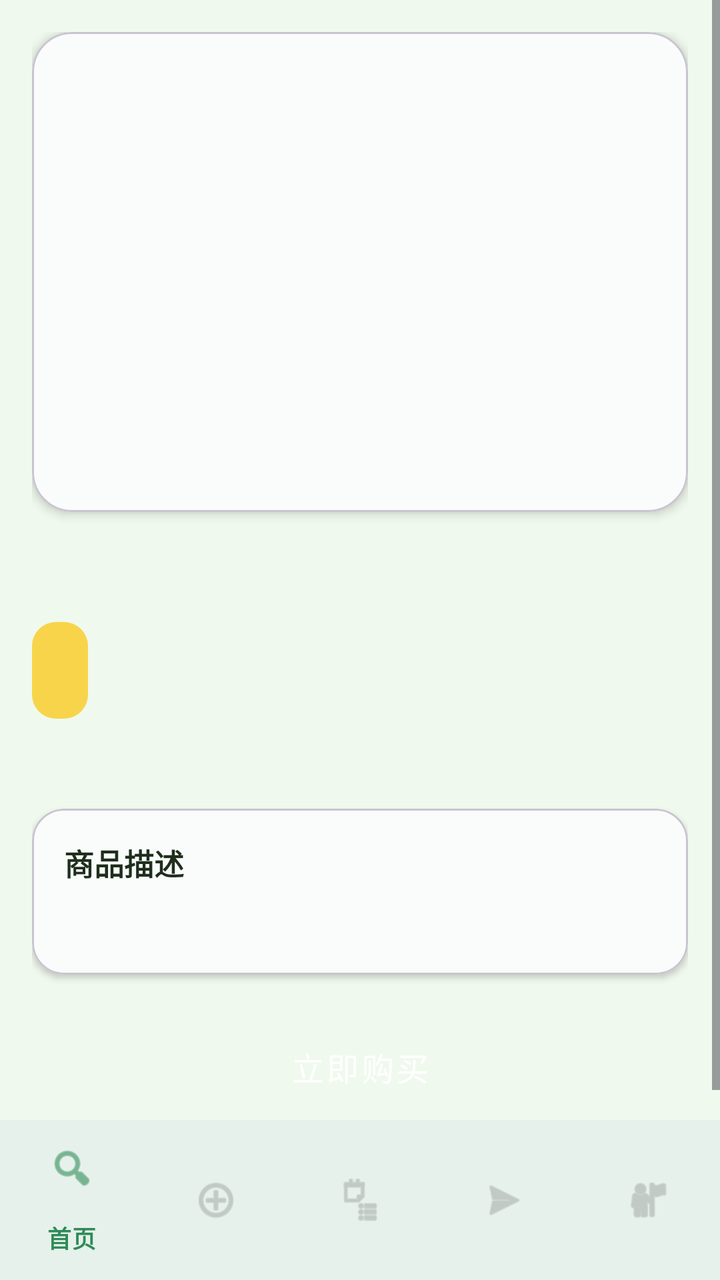
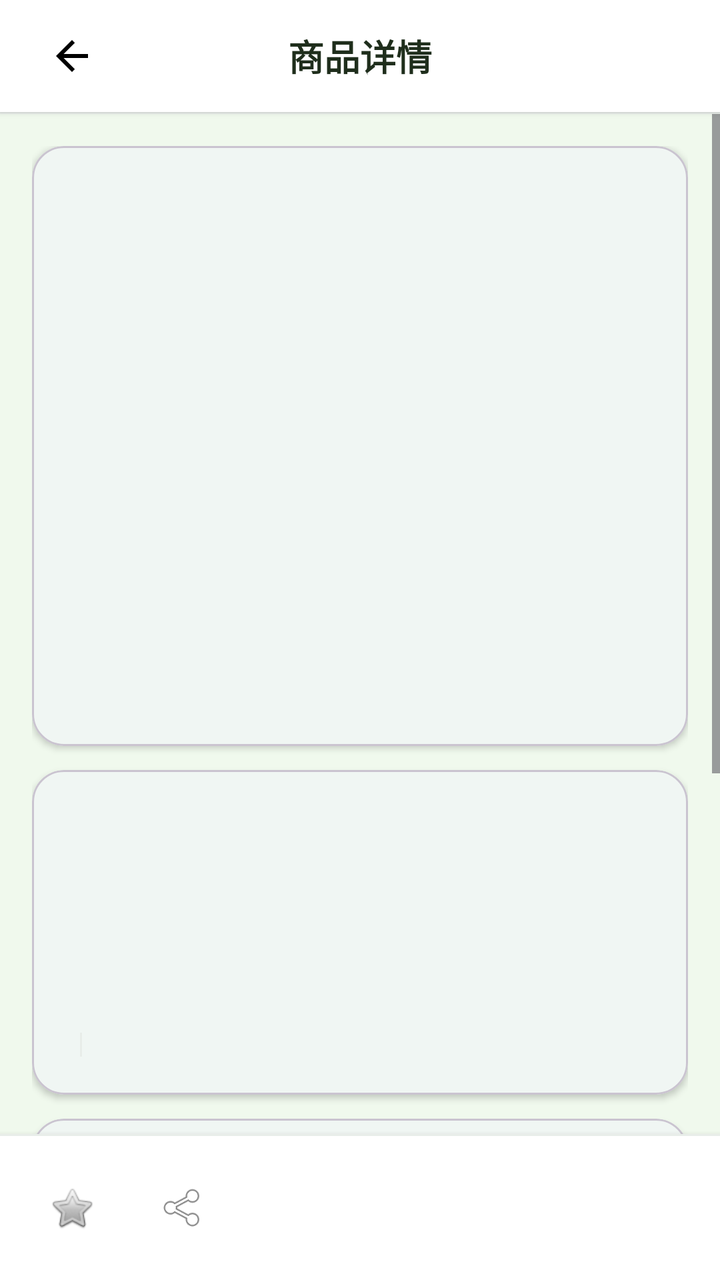

An Android layout rendered at two revisions. The XML below is the earlier revision; the diff shows what the commit changed to produce the second picture.
<!-- AndroidManifest.xml: application theme Theme.EtradeAndroid -->
<!-- res/layout/activity_product_detail.xml -->
<?xml version="1.0" encoding="utf-8"?>
<LinearLayout xmlns:android="http://schemas.android.com/apk/res/android"
    xmlns:app="http://schemas.android.com/apk/res-auto"
    android:layout_width="match_parent"
    android:layout_height="match_parent"
    android:orientation="vertical">

    
    <ScrollView
        android:layout_width="match_parent"
        android:layout_height="0dp"
        android:layout_weight="1"
        android:background="@color/background_light">

        <LinearLayout
            android:layout_width="match_parent"
            android:layout_height="wrap_content"
            android:orientation="vertical"
            android:padding="16dp">

            
            <com.google.android.material.card.MaterialCardView
                android:layout_width="match_parent"
                android:layout_height="wrap_content"
                app:cardCornerRadius="20dp"
                app:cardElevation="3dp"
                app:cardBackgroundColor="@color/background_card">

                <ImageView
                    android:id="@+id/iv_image"
                    android:layout_width="match_parent"
                    android:layout_height="240dp"
                    android:scaleType="centerCrop" />
            </com.google.android.material.card.MaterialCardView>

            
            <TextView
                android:id="@+id/tv_name"
                android:layout_width="match_parent"
                android:layout_height="wrap_content"
                android:layout_marginTop="16dp"
                android:textSize="20sp"
                android:textStyle="bold"
                android:textColor="@color/text_primary"
                android:lineSpacingMultiplier="1.4" />

            
            <LinearLayout
                android:layout_width="match_parent"
                android:layout_height="wrap_content"
                android:orientation="horizontal"
                android:layout_marginTop="12dp"
                android:gravity="center_vertical">

                
                <TextView
                    android:id="@+id/tv_price"
                    android:layout_width="wrap_content"
                    android:layout_height="wrap_content"
                    android:textSize="24sp"
                    android:textColor="@color/accent_yellow_dark"
                    android:textStyle="bold"
                    android:paddingStart="14dp"
                    android:paddingEnd="14dp"
                    android:paddingTop="8dp"
                    android:paddingBottom="8dp"
                    android:background="@drawable/bg_price_tag" />

                
                <TextView
                    android:id="@+id/tv_stock"
                    android:layout_width="0dp"
                    android:layout_height="wrap_content"
                    android:layout_weight="1"
                    android:layout_marginStart="12dp"
                    android:textColor="@color/text_secondary"
                    android:textSize="14sp" />
            </LinearLayout>

            
            <LinearLayout
                android:layout_width="match_parent"
                android:layout_height="wrap_content"
                android:orientation="horizontal"
                android:layout_marginTop="10dp">

                <TextView
                    android:id="@+id/tv_view_count"
                    android:layout_width="0dp"
                    android:layout_height="wrap_content"
                    android:layout_weight="1"
                    android:textSize="13sp"
                    android:textColor="@color/text_hint" />

                <TextView
                    android:id="@+id/tv_seller"
                    android:layout_width="wrap_content"
                    android:layout_height="wrap_content"
                    android:textColor="@color/text_secondary"
                    android:textSize="14sp" />
            </LinearLayout>

            
            <com.google.android.material.card.MaterialCardView
                android:layout_width="match_parent"
                android:layout_height="wrap_content"
                android:layout_marginTop="16dp"
                app:cardCornerRadius="16dp"
                app:cardElevation="2dp"
                app:cardBackgroundColor="@color/background_card">

                <LinearLayout
                    android:layout_width="match_parent"
                    android:layout_height="wrap_content"
                    android:orientation="vertical"
                    android:padding="16dp">

                    <TextView
                        android:layout_width="match_parent"
                        android:layout_height="wrap_content"
                        android:text="商品描述"
                        android:textSize="15sp"
                        android:textStyle="bold"
                        android:textColor="@color/text_primary"
                        android:layout_marginBottom="10dp" />

                    <TextView
                        android:id="@+id/tv_description"
                        android:layout_width="match_parent"
                        android:layout_height="wrap_content"
                        android:textColor="@color/text_secondary"
                        android:textSize="14sp"
                        android:lineSpacingMultiplier="1.6" />
                </LinearLayout>
            </com.google.android.material.card.MaterialCardView>

            
            <Button
                android:id="@+id/btn_buy"
                style="@style/PrimaryButton"
                android:layout_width="match_parent"
                android:layout_height="52dp"
                android:layout_marginTop="20dp"
                android:text="立即购买"
                android:textSize="16sp" />
        </LinearLayout>
    </ScrollView>

    
    <include layout="@layout/include_bottom_nav" />

</LinearLayout>
<!-- res/layout/include_bottom_nav.xml (included above) -->
<?xml version="1.0" encoding="utf-8"?>
<com.google.android.material.bottomnavigation.BottomNavigationView
    xmlns:android="http://schemas.android.com/apk/res/android"
    xmlns:app="http://schemas.android.com/apk/res-auto"
    android:id="@+id/bottom_navigation"
    android:layout_width="match_parent"
    android:layout_height="wrap_content"
    android:background="@color/background_white"
    android:elevation="8dp"
    app:itemIconTint="@color/nav_item_color"
    app:itemTextColor="@color/nav_item_color"
    app:menu="@menu/bottom_nav_menu" />
<!-- resources referenced by this layout -->
<resources>
  <color name="accent_yellow_dark">#E5C23A</color>
  <color name="background_card">#FAFCFB</color>
  <color name="background_light">#F0F9ED</color>
  <color name="background_white">#FFFFFF</color>
  <color name="text_hint">#A8B0AB</color>
  <color name="text_primary">#1F2E1C</color>
  <color name="text_secondary">#5A6660</color>
  <!-- drawable bg_price_tag (drawable) -->
  <?xml version="1.0" encoding="utf-8"?>
  <shape xmlns:android="http://schemas.android.com/apk/res/android">
      
      <solid android:color="@color/accent_yellow" />
      
      <corners android:radius="12dp" />
  </shape>
  <style name="PrimaryButton" parent="Widget.MaterialComponents.Button">
          <item name="android:layout_width">match_parent</item>
          <item name="android:layout_height">wrap_content</item>
          <item name="android:minHeight">48dp</item>
          <item name="android:paddingTop">@dimen/btn_padding_vertical</item>
          <item name="android:paddingBottom">@dimen/btn_padding_vertical</item>
          <item name="android:paddingStart">@dimen/btn_padding_horizontal</item>
          <item name="android:paddingEnd">@dimen/btn_padding_horizontal</item>
          <item name="cornerRadius">@dimen/radius_full</item>
          <item name="backgroundTint">@color/primary_green</item>
          <item name="android:textColor">@color/white</item>
          <item name="android:textSize">@dimen/text_size_body</item>
          <item name="android:textAllCaps">false</item>
      </style>
  <style name="Theme.EtradeAndroid" parent="Base.Theme.EtradeAndroid" />
  <color name="accent_yellow">#F7D44A</color>
  <dimen name="btn_padding_vertical">12dp</dimen>
  <dimen name="btn_padding_horizontal">24dp</dimen>
  <dimen name="radius_full">24dp</dimen>
  <color name="primary_green">#2E8B57</color>
  <color name="white">#FFFFFFFF</color>
  <dimen name="text_size_body">14sp</dimen>
  <color name="primary_green_dark">#267347</color>
  <style name="ShapeAppearance.Etrade.Small" parent="ShapeAppearance.Material3.SmallComponent">
          <item name="cornerFamily">rounded</item>
          <item name="cornerSize">12dp</item>
      </style>
  <style name="ShapeAppearance.Etrade.Medium" parent="ShapeAppearance.Material3.MediumComponent">
          <item name="cornerFamily">rounded</item>
          <item name="cornerSize">16dp</item>
      </style>
  <style name="ShapeAppearance.Etrade.Large" parent="ShapeAppearance.Material3.LargeComponent">
          <item name="cornerFamily">rounded</item>
          <item name="cornerSize">20dp</item>
      </style>
  <!-- unchanged entries left out for length: 1 -->
</resources>

<!-- the commit's change to res/layout/activity_product_detail.xml (unified diff, before → after) -->
@@ -3,14 +3,54 @@
     xmlns:app="http://schemas.android.com/apk/res-auto"
     android:layout_width="match_parent"
     android:layout_height="match_parent"
-    android:orientation="vertical">
+    android:orientation="vertical"
+    android:background="@color/background_light">
+
+    
+    <LinearLayout
+        android:layout_width="match_parent"
+        android:layout_height="56dp"
+        android:background="@color/background_white"
+        android:gravity="center_vertical"
+        android:paddingHorizontal="16dp"
+        android:elevation="2dp">
+
+        <ImageView
+            android:id="@+id/iv_back"
+            android:layout_width="40dp"
+            android:layout_height="40dp"
+            android:src="@drawable/ic_back"
+            android:contentDescription="返回"
+            android:padding="8dp"
+            android:background="?attr/selectableItemBackgroundBorderless" />
+
+        <TextView
+            android:layout_width="0dp"
+            android:layout_height="wrap_content"
+            android:layout_weight="1"
+            android:text="商品详情"
+            android:textSize="18sp"
+            android:textStyle="bold"
+            android:textColor="@color/text_primary"
+            android:gravity="center" />
+
+        <View
+            android:layout_width="40dp"
+            android:layout_height="40dp" />
+    </LinearLayout>
+
+    
+    <View
+        android:layout_width="match_parent"
+        android:layout_height="1dp"
+        android:background="@color/divider" />
 
     
     <ScrollView
         android:layout_width="match_parent"
         android:layout_height="0dp"
         android:layout_weight="1"
-        android:background="@color/background_light">
+        android:fillViewport="true">
 
         <LinearLayout
             android:layout_width="match_parent"
@@ -22,92 +62,40 @@
             <com.google.android.material.card.MaterialCardView
                 android:layout_width="match_parent"
                 android:layout_height="wrap_content"
-                app:cardCornerRadius="20dp"
-                app:cardElevation="3dp"
-                app:cardBackgroundColor="@color/background_card">
-
-                <ImageView
-                    android:id="@+id/iv_image"
-                    android:layout_width="match_parent"
-                    android:layout_height="240dp"
-                    android:scaleType="centerCrop" />
-            </com.google.android.material.card.MaterialCardView>
-
-            
-            <TextView
-                android:id="@+id/tv_name"
-                android:layout_width="match_parent"
-                android:layout_height="wrap_content"
-                android:layout_marginTop="16dp"
-                android:textSize="20sp"
-                android:textStyle="bold"
-                android:textColor="@color/text_primary"
-                android:lineSpacingMultiplier="1.4" />
-
-            
-            <LinearLayout
-                android:layout_width="match_parent"
-                android:layout_height="wrap_content"
-                android:orientation="horizontal"
-                android:layout_marginTop="12dp"
-                android:gravity="center_vertical">
-
-                
-                <TextView
-                    android:id="@+id/tv_price"
-                    android:layout_width="wrap_content"
-                    android:layout_height="wrap_content"
-                    android:textSize="24sp"
-                    android:textColor="@color/accent_yellow_dark"
-                    android:textStyle="bold"
-                    android:paddingStart="14dp"
-                    android:paddingEnd="14dp"
-                    android:paddingTop="8dp"
-                    android:paddingBottom="8dp"
-                    android:background="@drawable/bg_price_tag" />
-
-                
-                <TextView
-                    android:id="@+id/tv_stock"
-                    android:layout_width="0dp"
-                    android:layout_height="wrap_content"
-                    android:layout_weight="1"
-                    android:layout_marginStart="12dp"
-                    android:textColor="@color/text_secondary"
-                    android:textSize="14sp" />
-            </LinearLayout>
-
-            
-            <LinearLayout
-                android:layout_width="match_parent"
-                android:layout_height="wrap_content"
-                android:orientation="horizontal"
-                android:layout_marginTop="10dp">
-
-                <TextView
-                    android:id="@+id/tv_view_count"
-                    android:layout_width="0dp"
-                    android:layout_height="wrap_content"
-                    android:layout_weight="1"
-                    android:textSize="13sp"
-                    android:textColor="@color/text_hint" />
-
-                <TextView
-                    android:id="@+id/tv_seller"
-                    android:layout_width="wrap_content"
-                    android:layout_height="wrap_content"
-                    android:textColor="@color/text_secondary"
-                    android:textSize="14sp" />
-            </LinearLayout>
-
-            
-            <com.google.android.material.card.MaterialCardView
-                android:layout_width="match_parent"
-                android:layout_height="wrap_content"
-                android:layout_marginTop="16dp"
+                android:layout_marginBottom="12dp"
                 app:cardCornerRadius="16dp"
                 app:cardElevation="2dp"
-                app:cardBackgroundColor="@color/background_card">
+                app:cardBackgroundColor="@color/background_white">
+
+                <FrameLayout
+                    android:layout_width="match_parent"
+                    android:layout_height="wrap_content">
+
+                    <androidx.viewpager2.widget.ViewPager2
+                        android:id="@+id/view_pager_images"
+                        android:layout_width="match_parent"
+                        android:layout_height="300dp" />
+
+                    
+                    <LinearLayout
+                        android:id="@+id/ll_page_indicator"
+                        android:layout_width="wrap_content"
+                        android:layout_height="wrap_content"
+                        android:layout_gravity="bottom|center_horizontal"
+                        android:orientation="horizontal"
+                        android:padding="8dp"
+                        android:gravity="center" />
+                </FrameLayout>
+            </com.google.android.material.card.MaterialCardView>
+
+            
+            <com.google.android.material.card.MaterialCardView
+                android:layout_width="match_parent"
+                android:layout_height="wrap_content"
+                android:layout_marginBottom="12dp"
+                app:cardCornerRadius="16dp"
+                app:cardElevation="2dp"
+                app:cardBackgroundColor="@color/background_white">
 
                 <LinearLayout
                     android:layout_width="match_parent"
@@ -115,51 +103,263 @@
                     android:orientation="vertical"
                     android:padding="16dp">
 
+                    
+                    <LinearLayout
+                        android:layout_width="match_parent"
+                        android:layout_height="wrap_content"
+                        android:orientation="horizontal"
+                        android:gravity="center_vertical">
+
+                        <TextView
+                            android:id="@+id/tv_price"
+                            android:layout_width="wrap_content"
+                            android:layout_height="wrap_content"
+                            android:textSize="28sp"
+                            android:textColor="@color/accent_yellow_dark"
+                            android:textStyle="bold" />
+
+                        <TextView
+                            android:id="@+id/tv_bargain_tag"
+                            android:layout_width="wrap_content"
+                            android:layout_height="wrap_content"
+                            android:text="可议价"
+                            android:textSize="12sp"
+                            android:textColor="@color/primary_green"
+                            android:background="@drawable/bg_pill_button"
+                            android:paddingStart="8dp"
+                            android:paddingEnd="8dp"
+                            android:paddingTop="4dp"
+                            android:paddingBottom="4dp"
+                            android:layout_marginStart="8dp"
+                            android:visibility="gone" />
+                    </LinearLayout>
+
+                    
                     <TextView
-                        android:layout_width="match_parent"
-                        android:layout_height="wrap_content"
-                        android:text="商品描述"
-                        android:textSize="15sp"
+                        android:id="@+id/tv_name"
+                        android:layout_width="match_parent"
+                        android:layout_height="wrap_content"
+                        android:layout_marginTop="12dp"
+                        android:textSize="18sp"
                         android:textStyle="bold"
                         android:textColor="@color/text_primary"
-                        android:layout_marginBottom="10dp" />
+                        android:lineSpacingMultiplier="1.4" />
+
+                    
+                    <TextView
+                        android:id="@+id/tv_stock"
+                        android:layout_width="wrap_content"
+                        android:layout_height="wrap_content"
+                        android:layout_marginTop="8dp"
+                        android:textSize="14sp"
+                        android:textColor="@color/text_secondary" />
+
+                    
+                    <LinearLayout
+                        android:id="@+id/ll_tags"
+                        android:layout_width="match_parent"
+                        android:layout_height="wrap_content"
+                        android:layout_marginTop="12dp"
+                        android:orientation="horizontal"
+                        android:gravity="start"
+                        android:visibility="gone" />
+
+                    
+                    <LinearLayout
+                        android:layout_width="match_parent"
+                        android:layout_height="wrap_content"
+                        android:layout_marginTop="12dp"
+                        android:orientation="horizontal">
+
+                        <TextView
+                            android:id="@+id/tv_view_count"
+                            android:layout_width="wrap_content"
+                            android:layout_height="wrap_content"
+                            android:textSize="13sp"
+                            android:textColor="@color/text_hint" />
+
+                        <View
+                            android:layout_width="1dp"
+                            android:layout_height="12dp"
+                            android:background="@color/divider"
+                            android:layout_marginStart="8dp"
+                            android:layout_marginEnd="8dp"
+                            android:layout_gravity="center_vertical" />
+
+                        <TextView
+                            android:id="@+id/tv_publish_time"
+                            android:layout_width="wrap_content"
+                            android:layout_height="wrap_content"
+                            android:textSize="13sp"
+                            android:textColor="@color/text_hint" />
+                    </LinearLayout>
+                </LinearLayout>
+            </com.google.android.material.card.MaterialCardView>
+
+            
+            <com.google.android.material.card.MaterialCardView
+                android:layout_width="match_parent"
+                android:layout_height="wrap_content"
+                android:layout_marginBottom="12dp"
+                app:cardCornerRadius="16dp"
+                app:cardElevation="2dp"
+                app:cardBackgroundColor="@color/background_white">
+
+                <LinearLayout
+                    android:layout_width="match_parent"
+                    android:layout_height="wrap_content"
+                    android:orientation="horizontal"
+                    android:padding="16dp"
+                    android:gravity="center_vertical">
+
+                    
+                    <LinearLayout
+                        android:layout_width="0dp"
+                        android:layout_height="wrap_content"
+                        android:layout_weight="1"
+                        android:orientation="horizontal"
+                        android:gravity="center_vertical">
+
+                        <ImageView
+                            android:id="@+id/iv_seller_avatar"
+                            android:layout_width="48dp"
+                            android:layout_height="48dp"
+                            android:scaleType="centerCrop"
+                            android:background="@drawable/bg_card" />
+
+                        <LinearLayout
+                            android:layout_width="wrap_content"
+                            android:layout_height="wrap_content"
+                            android:orientation="vertical"
+                            android:layout_marginStart="12dp">
+
+                            <TextView
+                                android:id="@+id/tv_seller_name"
+                                android:layout_width="wrap_content"
+                                android:layout_height="wrap_content"
+                                android:textSize="16sp"
+                                android:textStyle="bold"
+                                android:textColor="@color/text_primary" />
+
+                            <TextView
+                                android:id="@+id/tv_seller_credit"
+                                android:layout_width="wrap_content"
+                                android:layout_height="wrap_content"
+                                android:layout_marginTop="4dp"
+                                android:textSize="12sp"
+                                android:textColor="@color/text_secondary" />
+                        </LinearLayout>
+                    </LinearLayout>
+
+                    
+                    <Button
+                        android:id="@+id/btn_chat"
+                        style="@style/PrimaryButton"
+                        android:layout_width="wrap_content"
+                        android:layout_height="wrap_content"
+                        android:text="聊一聊"
+                        android:paddingStart="16dp"
+                        android:paddingEnd="16dp" />
+                </LinearLayout>
+            </com.google.android.material.card.MaterialCardView>
+
+            
+            <com.google.android.material.card.MaterialCardView
+                android:layout_width="match_parent"
+                android:layout_height="wrap_content"
+                android:layout_marginBottom="12dp"
+                app:cardCornerRadius="16dp"
+                app:cardElevation="2dp"
+                app:cardBackgroundColor="@color/background_white">
+
+                <LinearLayout
+                    android:layout_width="match_parent"
+                    android:layout_height="wrap_content"
+                    android:orientation="vertical"
+                    android:padding="16dp">
+
+                    <TextView
+                        android:layout_width="match_parent"
+                        android:layout_height="wrap_content"
+                        android:text="商品描述"
+                        android:textSize="16sp"
+                        android:textStyle="bold"
+                        android:textColor="@color/text_primary"
+                        android:layout_marginBottom="12dp" />
 
                     <TextView
                         android:id="@+id/tv_description"
                         android:layout_width="match_parent"
                         android:layout_height="wrap_content"
+                        android:textSize="14sp"
                         android:textColor="@color/text_secondary"
-                        android:textSize="14sp"
                         android:lineSpacingMultiplier="1.6" />
                 </LinearLayout>
             </com.google.android.material.card.MaterialCardView>
 
             
+            <View
+                android:layout_width="match_parent"
+                android:layout_height="80dp" />
+        </LinearLayout>
+    </ScrollView>
+
+    
+    <LinearLayout
+        android:layout_width="match_parent"
+        android:layout_height="wrap_content"
+        android:orientation="vertical"
+        android:background="@color/background_white"
+        android:elevation="4dp">
+
+        <View
+            android:layout_width="match_parent"
+            android:layout_height="1dp"
+            android:background="@color/divider" />
+
+        <LinearLayout
+            android:layout_width="match_parent"
+            android:layout_height="wrap_content"
+            android:orientation="horizontal"
+            android:padding="12dp"
+            android:gravity="center_vertical">
+
+            
+            <LinearLayout
+                android:layout_width="wrap_content"
+                android:layout_height="wrap_content"
+                android:orientation="horizontal">
+
+                <ImageView
+                    android:id="@+id/iv_favorite"
+                    android:layout_width="48dp"
+                    android:layout_height="48dp"
+                    android:src="@android:drawable/btn_star_big_off"
+                    android:padding="12dp"
+                    android:background="?attr/selectableItemBackgroundBorderless"
+                    android:contentDescription="收藏" />
+
+                <ImageView
+                    android:id="@+id/iv_share"
+                    android:layout_width="48dp"
+                    android:layout_height="48dp"
+                    android:src="@android:drawable/ic_menu_share"
+                    android:padding="12dp"
+                    android:layout_marginStart="8dp"
+                    android:background="?attr/selectableItemBackgroundBorderless"
+                    android:contentDescription="分享" />
+            </LinearLayout>
+
+            
             <Button
                 android:id="@+id/btn_buy"
                 style="@style/PrimaryButton"
-                android:layout_width="match_parent"
-                android:layout_height="52dp"
-                android:layout_marginTop="20dp"
-                android:text="立即购买"
-                android:textSize="16sp" />
+                android:layout_width="0dp"
+                android:layout_height="wrap_content"
+                android:layout_weight="1"
+                android:layout_marginStart="12dp"
+                android:text="立即购买" />
         </LinearLayout>
-    </ScrollView>
-
-    
-    <include layout="@layout/include_bottom_nav" />
+    </LinearLayout>
 
 </LinearLayout>
-<!-- res/layout/include_bottom_nav.xml (included above) -->
-<?xml version="1.0" encoding="utf-8"?>
-<com.google.android.material.bottomnavigation.BottomNavigationView
-    xmlns:android="http://schemas.android.com/apk/res/android"
-    xmlns:app="http://schemas.android.com/apk/res-auto"
-    android:id="@+id/bottom_navigation"
-    android:layout_width="match_parent"
-    android:layout_height="wrap_content"
-    android:background="@color/background_white"
-    android:elevation="8dp"
-    app:itemIconTint="@color/nav_item_color"
-    app:itemTextColor="@color/nav_item_color"
-    app:menu="@menu/bottom_nav_menu" />
<!-- resource entries referenced after the edit -->
@@ -2,19 +2,43 @@
 <resources>
   <color name="accent_yellow_dark">#E5C23A</color>
   <color name="background_card">#FAFCFB</color>
+  <color name="gray_100">#F0F2F1</color>
   <color name="background_light">#F0F9ED</color>
   <color name="background_white">#FFFFFF</color>
+  <color name="divider">#E8EDE9</color>
   <color name="text_hint">#A8B0AB</color>
   <color name="text_primary">#1F2E1C</color>
   <color name="text_secondary">#5A6660</color>
-  <!-- drawable bg_price_tag (drawable) -->
+  <!-- drawable bg_card (drawable) -->
   <?xml version="1.0" encoding="utf-8"?>
   <shape xmlns:android="http://schemas.android.com/apk/res/android">
       
-      <solid android:color="@color/accent_yellow" />
+      <solid android:color="@color/background_card" />
       
-      <corners android:radius="12dp" />
+      <corners android:radius="20dp" />
+      
+      <stroke 
+          android:width="1dp" 
+          android:color="@color/divider" />
   </shape>
+  <!-- drawable bg_pill_button (drawable) -->
+  <?xml version="1.0" encoding="utf-8"?>
+  <shape xmlns:android="http://schemas.android.com/apk/res/android"
+      android:shape="rectangle">
+      <solid android:color="@color/gray_100" />
+      <corners android:radius="20dp" />
+  </shape>
+  <!-- drawable ic_back (drawable) -->
+  <?xml version="1.0" encoding="utf-8"?>
+  <vector xmlns:android="http://schemas.android.com/apk/res/android"
+      android:width="24dp"
+      android:height="24dp"
+      android:viewportWidth="24"
+      android:viewportHeight="24">
+      <path
+          android:fillColor="#000000"
+          android:pathData="M20,11H7.83l5.59,-5.59L12,4l-8,8 8,8 1.41,-1.41L7.83,13H20v-2z"/>
+  </vector>
   <style name="PrimaryButton" parent="Widget.MaterialComponents.Button">
           <item name="android:layout_width">match_parent</item>
           <item name="android:layout_height">wrap_content</item>
